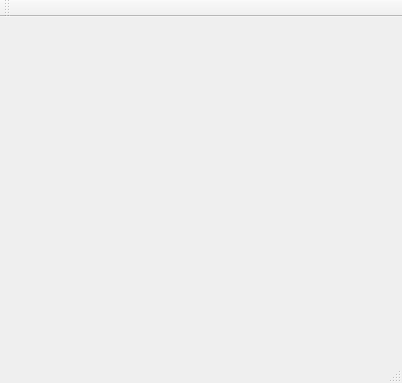
The window that mainwindow.ui (g00dnight/MFCapture) describes before a commit, drawn with Qt 5.
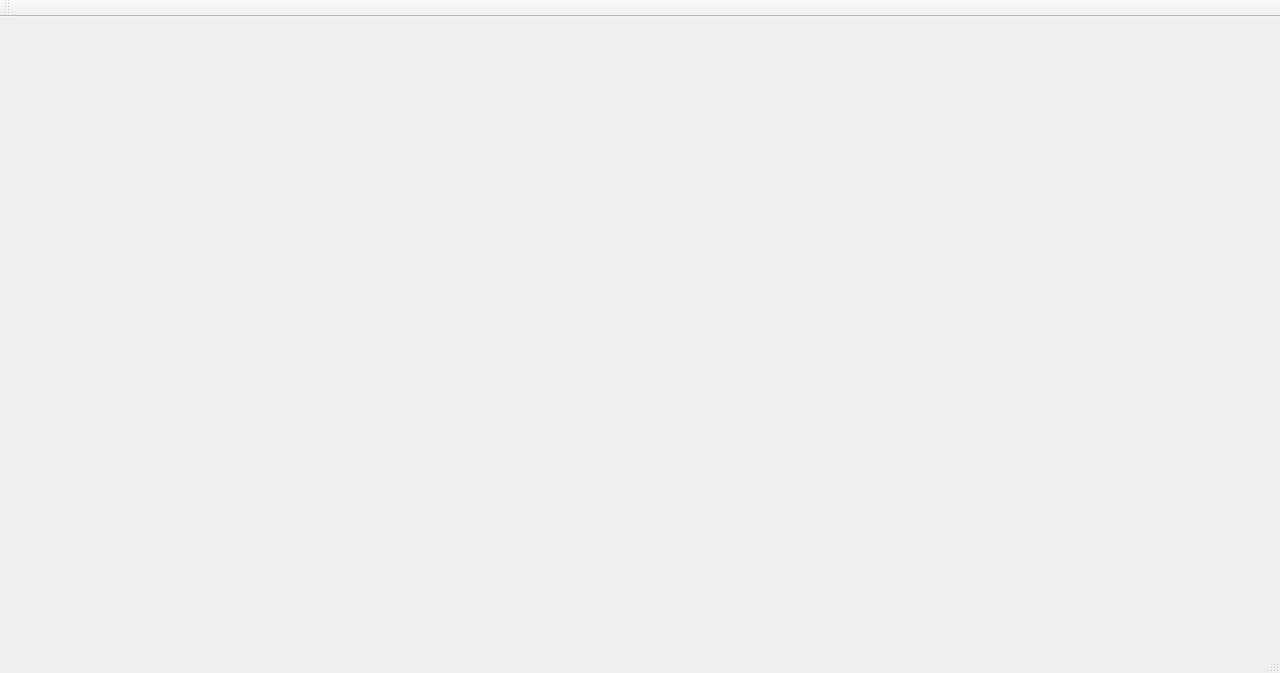
The same window after the commit.

Commit message: Added label with preview image

The edit to the form file:
```diff
--- a/mainwindow.ui
+++ b/mainwindow.ui
@@ -6,8 +6,8 @@
    <rect>
     <x>0</x>
     <y>0</y>
-    <width>402</width>
-    <height>383</height>
+    <width>1280</width>
+    <height>673</height>
    </rect>
   </property>
   <property name="windowTitle">
@@ -25,6 +25,19 @@
     </property>
     <layout class="QVBoxLayout" name="videoSourcesLayout"/>
    </widget>
+   <widget class="QLabel" name="previewLabel">
+    <property name="geometry">
+     <rect>
+      <x>420</x>
+      <y>20</y>
+      <width>841</width>
+      <height>591</height>
+     </rect>
+    </property>
+    <property name="text">
+     <string/>
+    </property>
+   </widget>
   </widget>
   <widget class="QMenuBar" name="menuBar">
    <property name="geometry">
```
Left out of the diff: 2 changed lines with no effect on the pictures. The commit also changes 5 other files.
